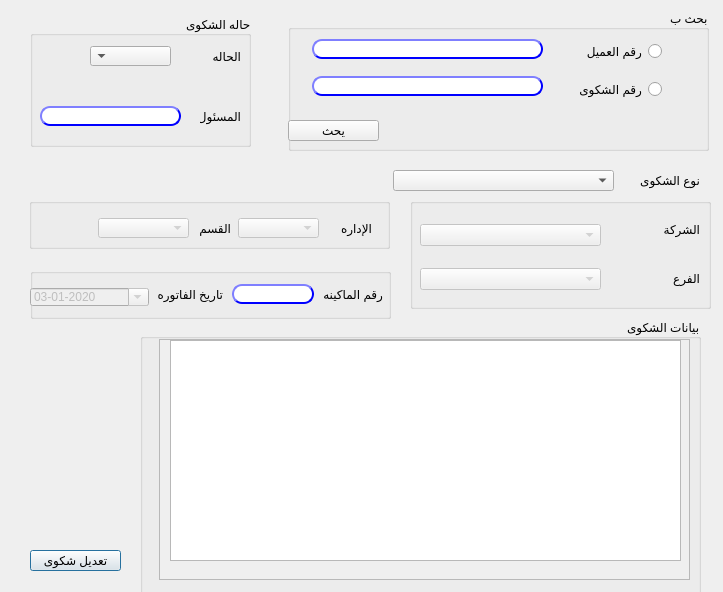
Qt form presentation/customer_service_ui/customerService_modify.ui (shymaa123456/HyperPOS2020) before a commit.
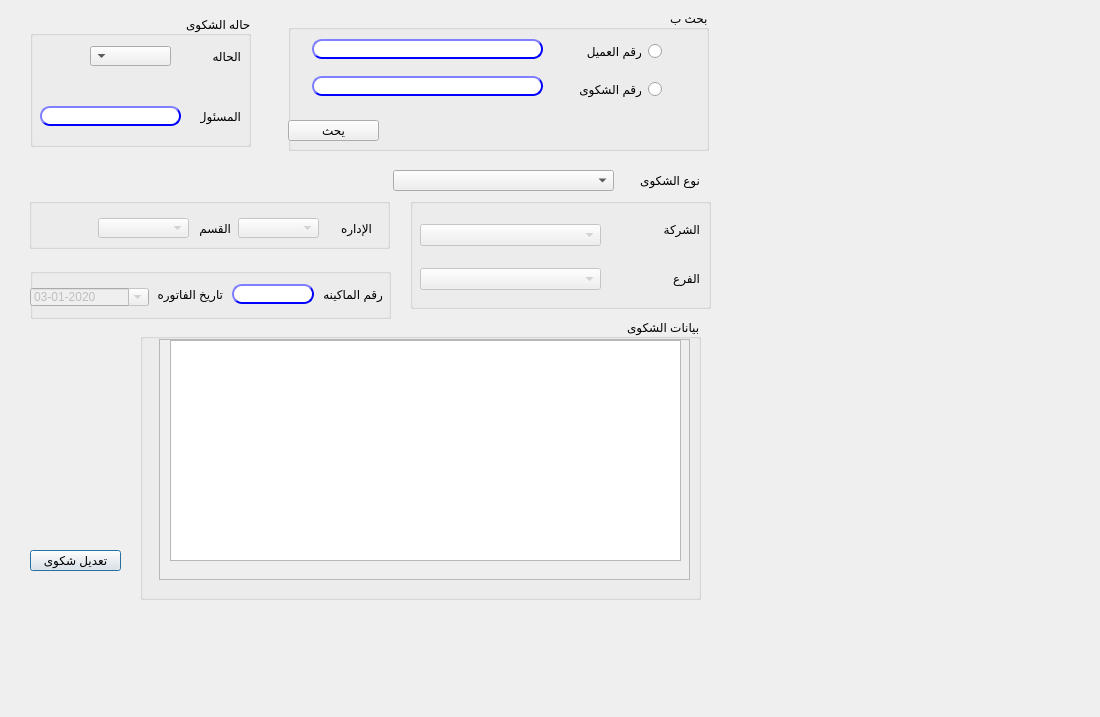
The same form after that commit.

Patch:
```diff
--- a/presentation/customer_service_ui/customerService_modify.ui
+++ b/presentation/customer_service_ui/customerService_modify.ui
@@ -6,10 +6,22 @@
    <rect>
     <x>0</x>
     <y>0</y>
-    <width>723</width>
-    <height>592</height>
+    <width>1100</width>
+    <height>717</height>
    </rect>
   </property>
+  <property name="minimumSize">
+   <size>
+    <width>1100</width>
+    <height>717</height>
+   </size>
+  </property>
+  <property name="maximumSize">
+   <size>
+    <width>1100</width>
+    <height>717</height>
+   </size>
+  </property>
   <property name="windowTitle">
    <string>تعديل شكوى عميل</string>
   </property>
```
Left out of the diff: 3 changed lines with no effect on the pictures.
